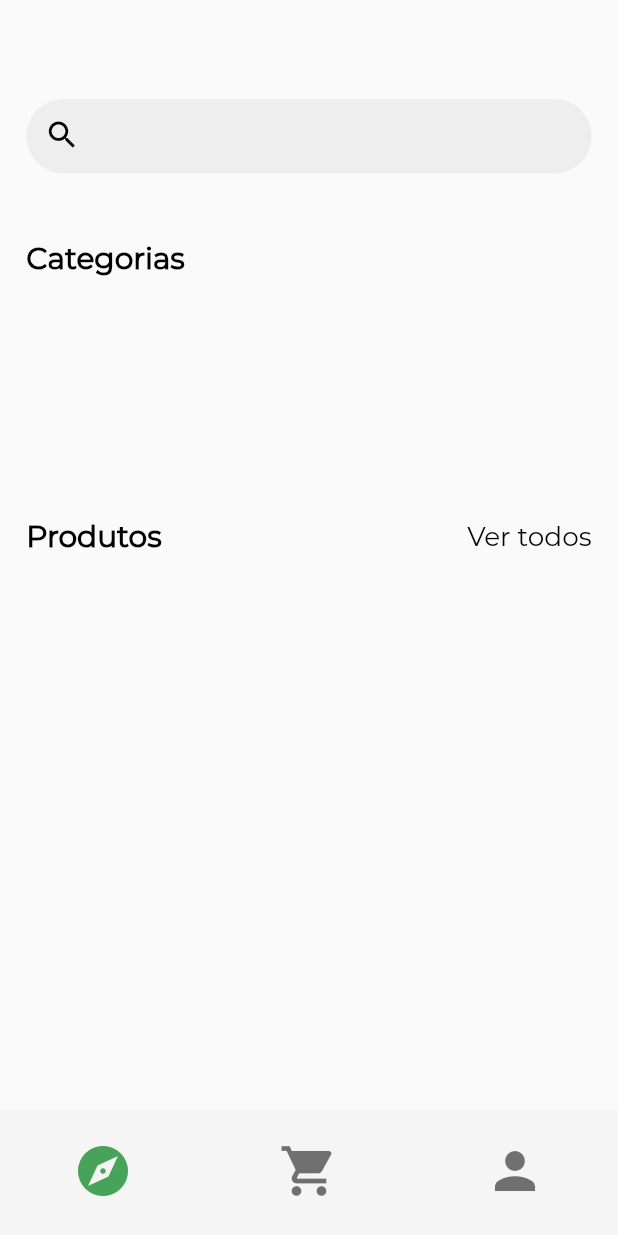
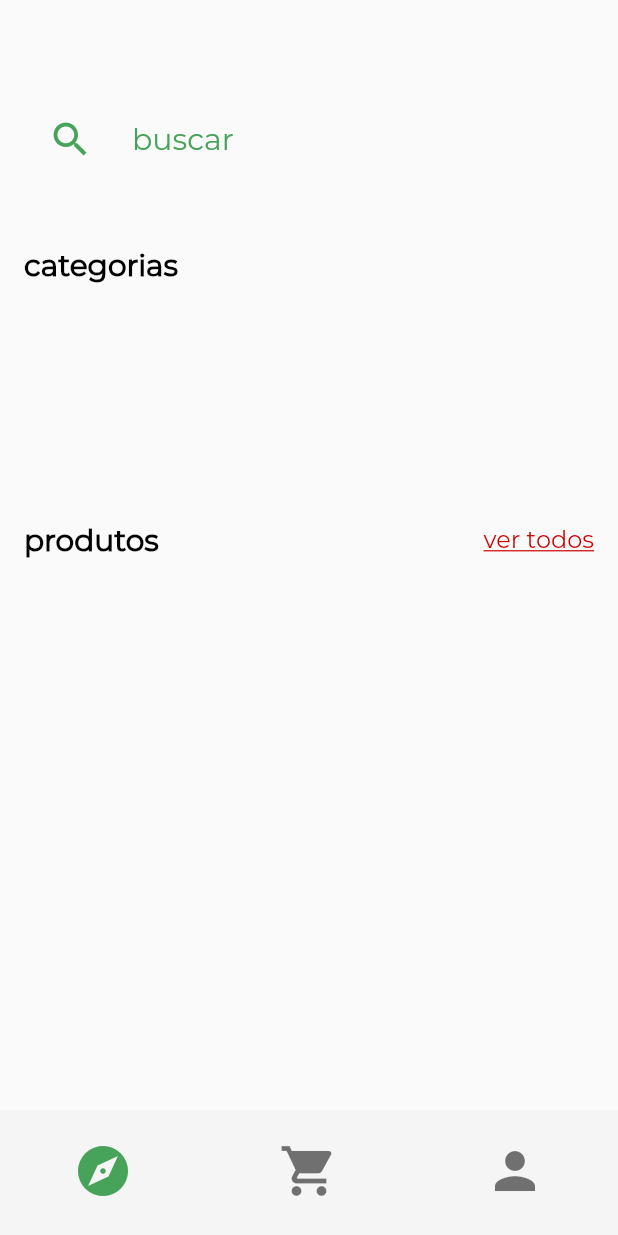
Before and after one commit to lavyoliveira/tifuti_project, a Flutter app: the screen it shows once a user with an empty profile is signed in, on a phone screen of 412 x 824 dp. Run offline on Flutter 3.47's test engine with Material 2 defaults, Android fonts, the phone set to English and light mode, and no system bars; our stand-ins replace cloud_firestore, connectivity, firebase_auth, firebase_core, firebase_storage, flutter_screenutil and 6 more; missing offline and left inert: flutter_facebook_auth; accounts and stored records are empty.

Commit message:
Alterações na tela `home`

```diff
--- a/lib/view/home/home_view.dart
+++ b/lib/view/home/home_view.dart
@@ -4,6 +4,7 @@ import 'package:get/get.dart';
 
 import '../../domain/viewmodel/checkout_viewmodel.dart';
 import '../../domain/viewmodel/home_viewmodel.dart';
+import '../../model/product_model.dart';
 import '../category/category_products_view.dart';
 import '../product/product_detail_view.dart';
 import '../search/search_view.dart';
@@ -25,49 +26,50 @@ class HomeView extends StatelessWidget {
                 child: CircularProgressIndicator(),
               )
             : SingleChildScrollView(
-                padding: EdgeInsets.only(
-                    top: 65.h, bottom: 14.h, right: 16.w, left: 16.w),
+                padding:
+                    EdgeInsets.only(top: 65, bottom: 14, right: 16, left: 16),
                 child: Column(
                   children: [
-                    Container(
-                      height: 49.h,
-                      decoration: BoxDecoration(
-                        color: Colors.grey.shade200,
-                        borderRadius: BorderRadius.circular(45.r),
+                    ListTile(
+                      leading: const Icon(
+                        Icons.search,
+                        color: primaryColor,
+                        size: 30,
                       ),
-                      child: TextFormField(
+                      title: TextFormField(
                         decoration: const InputDecoration(
+                          hintText: 'buscar',
+                          hintStyle: TextStyle(
+                            color: primaryColor,
+                            fontSize: 20,
+                          ),
                           border: InputBorder.none,
-                          prefixIcon: Icon(
-                            Icons.search,
-                            color: Colors.black,
-                          ),
                         ),
                         onFieldSubmitted: (value) {
                           Get.to(() => SearchView(value));
                         },
                       ),
                     ),
-                    SizedBox(
-                      height: 44.h,
+                    const SizedBox(
+                      height: 44,
                     ),
                     const CustomText(
-                      text: 'Categorias',
+                      text: 'categorias',
                       fontSize: 18,
                       fontWeight: FontWeight.bold,
                     ),
-                    SizedBox(
-                      height: 19.h,
+                    const SizedBox(
+                      height: 19,
                     ),
                     const ListViewCategories(),
-                    SizedBox(
-                      height: 50.h,
+                    const SizedBox(
+                      height: 50,
                     ),
                     Row(
                       mainAxisAlignment: MainAxisAlignment.spaceBetween,
                       children: [
                         const CustomText(
-                          text: 'Produtos',
+                          text: 'produtos',
                           fontSize: 18,
                           fontWeight: FontWeight.bold,
                         ),
@@ -78,17 +80,21 @@ class HomeView extends StatelessWidget {
                                   products: controller.products,
                                 ));
                           },
-                          child: const CustomText(
-                            text: 'Ver todos',
-                            fontSize: 16,
+                          child: const Text(
+                            'ver todos',
+                            style: TextStyle(
+                              fontSize: 16,
+                              color: warningColor,
+                              decoration: TextDecoration.underline,
+                            ),
                           ),
                         ),
                       ],
                     ),
-                    SizedBox(
-                      height: 30.h,
+                    const SizedBox(
+                      height: 40,
                     ),
-                    const ListViewProducts(),
+                    ListViewProducts(),
                   ],
                 ),
               ),
@@ -104,7 +110,7 @@ class ListViewCategories extends StatelessWidget {
   Widget build(BuildContext context) {
     return GetBuilder<HomeViewModel>(
       builder: (controller) => SizedBox(
-        height: 90.h,
+        height: 90,
         child: ListView.separated(
           scrollDirection: Axis.horizontal,
           itemCount: controller.categories.length,
@@ -124,18 +130,24 @@ class ListViewCategories extends StatelessWidget {
                 mainAxisAlignment: MainAxisAlignment.spaceBetween,
                 children: [
                   Material(
-                    elevation: 1,
-                    borderRadius: BorderRadius.circular(50.r),
+                    // elevation: 1,
+                    borderRadius: BorderRadius.circular(50),
                     child: Container(
                       decoration: BoxDecoration(
                         borderRadius: BorderRadius.circular(50.r),
                         color: Colors.white,
+                        border: Border.all(
+                          color: backgroundColor,
+                          width: 1,
+                        ),
                       ),
-                      height: 60.h,
-                      width: 60.w,
+                      height: 70,
+                      width: 70,
                       child: Image.network(
                         controller.categories[index].image,
-                        fit: BoxFit.cover,
+                        height: double.infinity,
+                        width: double.infinity,
+                        alignment: Alignment.center,
                       ),
                     ),
                   ),
@@ -148,8 +160,8 @@ class ListViewCategories extends StatelessWidget {
             );
           },
           separatorBuilder: (context, index) {
-            return SizedBox(
-              width: 20.w,
+            return const SizedBox(
+              width: 40,
             );
           },
         ),
@@ -166,8 +178,13 @@ class ListViewProducts extends StatelessWidget {
     return GetBuilder<HomeViewModel>(
       builder: (controller) => SizedBox(
         height: 320.h,
-        child: ListView.separated(
-          scrollDirection: Axis.horizontal,
+        child: GridView.builder(
+          padding: const EdgeInsets.all(0),
+          gridDelegate: const SliverGridDelegateWithFixedCrossAxisCount(
+            crossAxisCount: 2,
+            mainAxisSpacing: 16,
+            crossAxisSpacing: 15,
+          ),
           itemCount: controller.products.length,
           itemBuilder: (context, index) {
             return GestureDetector(
@@ -176,41 +193,65 @@ class ListViewProducts extends StatelessWidget {
                   () => ProductDetailView(controller.products[index]),
                 );
               },
-              child: SizedBox(
-                width: 164.w,
-                child: Column(
-                  mainAxisAlignment: MainAxisAlignment.spaceBetween,
-                  crossAxisAlignment: CrossAxisAlignment.start,
-                  children: [
-                    Container(
-                      decoration: BoxDecoration(
-                        borderRadius: BorderRadius.circular(4.r),
-                        color: Colors.white,
-                      ),
-                      height: 240.h,
-                      width: 164.w,
-                      child: Image.network(
-                        controller.products[index].image,
-                        fit: BoxFit.cover,
+              child: Stack(
+                alignment: Alignment.topCenter,
+                children: <Widget>[
+                  ClipRRect(
+                    borderRadius: const BorderRadius.all(Radius.circular(10.0)),
+                    child: Container(
+                      padding: EdgeInsets.only(top: 50),
+                      child: Container(color: primaryColor),
+                    ),
+                  ),
+                  ClipRRect(
+                    // borderRadius: new BorderRadius.circular(40.0),
+                    child: Image.network(controller.products[index].image,
+                        height: 120, width: 100),
+                  ),
+                  Align(
+                    alignment: Alignment.centerLeft,
+                    child: Container(
+                      padding: const EdgeInsets.only(top: 50, left: 10),
+                      child: Text(
+                        controller.products[index].name,
+                        style: TextStyle(
+                          fontSize: 16,
+                          color: Colors.white,
+                        ),
                       ),
                     ),
-                    CustomText(
-                      text: controller.products[index].name,
-                      fontSize: 16,
+                  ),
+                  Align(
+                    alignment: Alignment.bottomLeft,
+                    child: Container(
+                      padding: const EdgeInsets.only(bottom: 10, left: 10),
+                      child: const Text(
+                        'preço',
+                        style: TextStyle(
+                          fontSize: 14,
+                          color: Colors.white,
+                        ),
+                      ),
                     ),
-                    CustomText(
-                      text: '\$${controller.products[index].price}',
-                      fontSize: 16,
-                      color: primaryColor,
+                  ),
+                  Align(
+                    alignment: Alignment.bottomRight,
+                    child: Container(
+                      padding: const EdgeInsets.only(
+                        bottom: 10,
+                        right: 10,
+                      ),
+                      child: Text(
+                        '\$${controller.products[index].price}',
+                        style: const TextStyle(
+                          fontSize: 16,
+                          color: Colors.white,
+                        ),
+                      ),
                     ),
-                  ],
-                ),
+                  ),
+                ],
               ),
-            );
-          },
-          separatorBuilder: (context, index) {
-            return SizedBox(
-              width: 15.w,
             );
           },
         ),
```
